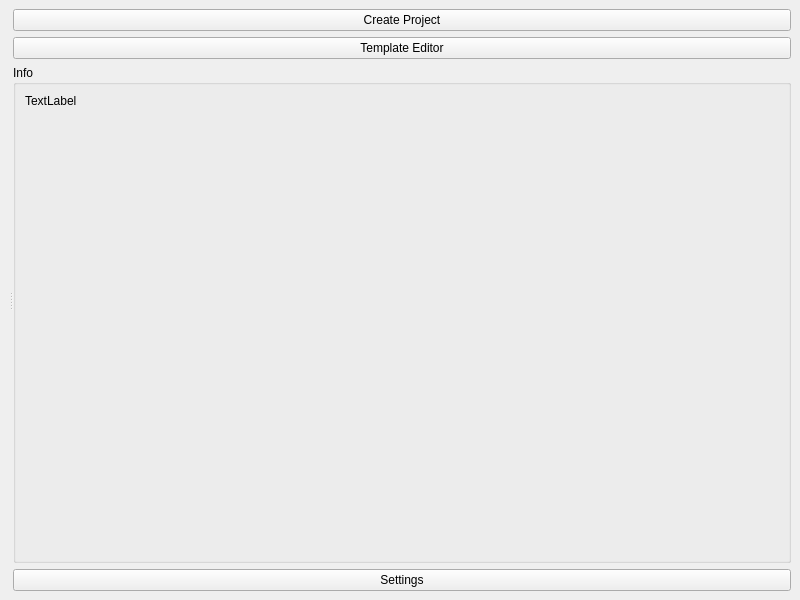
First picture: the form in 9. Project Manager/widgets/projectManager.ui, repository aerpyljov/CGScripting, before the edit.
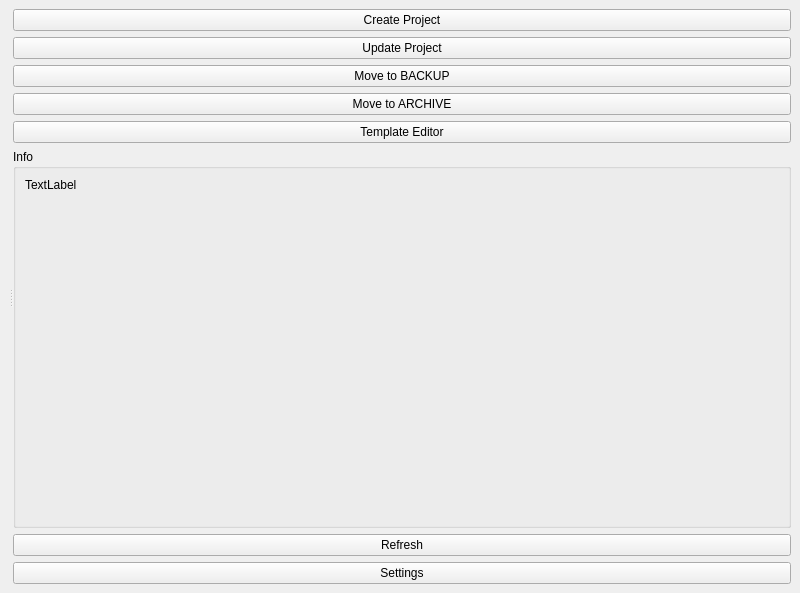
Second picture: the form after the edit.

Commit message: Project Manager - GUI modified, new buttons added

What changed in the file:
```diff
--- a/9. Project Manager/widgets/projectManager.ui
+++ b/9. Project Manager/widgets/projectManager.ui
@@ -7,7 +7,7 @@
     <x>0</x>
     <y>0</y>
     <width>800</width>
-    <height>600</height>
+    <height>593</height>
    </rect>
   </property>
   <property name="windowTitle">
@@ -27,7 +27,7 @@
        <property name="orientation">
         <enum>Qt::Horizontal</enum>
        </property>
-       <widget class="QWidget" name="">
+       <widget class="QWidget" name="layoutWidget">
         <layout class="QVBoxLayout" name="verticalLayout">
          <item>
           <widget class="QPushButton" name="create_btn">
@@ -36,6 +36,27 @@
            </property>
           </widget>
          </item>
+         <item>
+          <widget class="QPushButton" name="update_btn">
+           <property name="text">
+            <string>Update Project</string>
+           </property>
+          </widget>
+         </item>
+         <item>
+          <widget class="QPushButton" name="backup_btn">
+           <property name="text">
+            <string>Move to BACKUP</string>
+           </property>
+          </widget>
+         </item>
+         <item>
+          <widget class="QPushButton" name="archive_btn">
+           <property name="text">
+            <string>Move to ARCHIVE</string>
+           </property>
+          </widget>
+         </item>
          <item>
           <widget class="QPushButton" name="templateEditor_btn">
            <property name="text">
@@ -62,6 +83,13 @@
            </layout>
           </widget>
          </item>
+         <item>
+          <widget class="QPushButton" name="refresh_btn">
+           <property name="text">
+            <string>Refresh</string>
+           </property>
+          </widget>
+         </item>
          <item>
           <widget class="QPushButton" name="settings_btn">
            <property name="text">
```
The commit also changes 1 other file.
